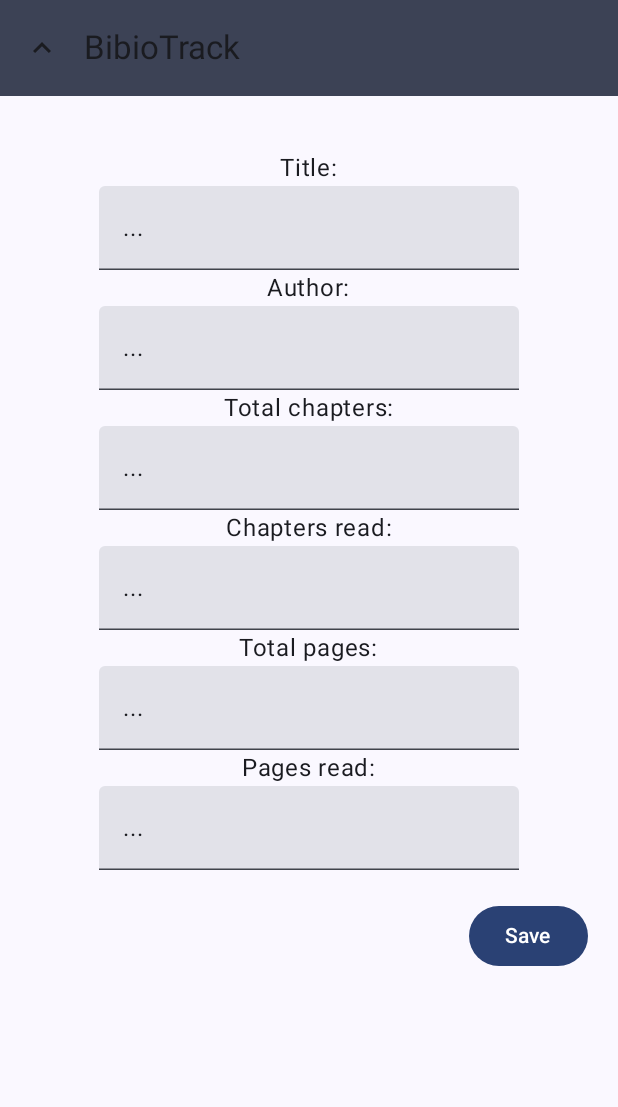
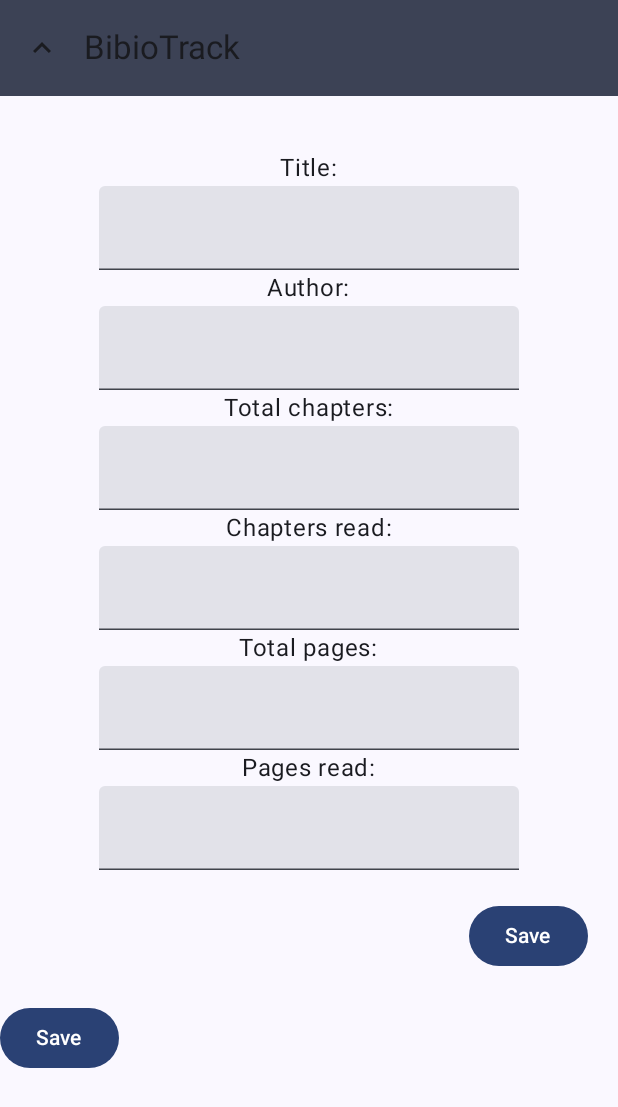
Before and after one commit to Oscarlin0591/BiblioTrack, an Android app built with Jetpack Compose: the AddBookScreen screen opened through its navigation route, on a phone screen of 412 x 824 dp. Shown: the top 1107 px of the screen. Run offline under Robolectric (Android 15) with nearby library versions, the light colour scheme and no system bars.

Commit message:
attempt at addbook functionality

```diff
--- a/app/src/main/java/com/example/bibliotrack/model/BookEntryViewModel.kt
+++ b/app/src/main/java/com/example/bibliotrack/model/BookEntryViewModel.kt
@@ -8,7 +8,7 @@ import com.example.bibliotrack.data.Book
 import com.example.bibliotrack.data.BooksRepository
 import java.util.Date
 
-class BookEntryViewModel(private val booksRepository: BooksRepository) : ViewModel() {
+class BookEntryViewModel(/*private val booksRepository: BooksRepository*/) : ViewModel() {
     var bookUiState by mutableStateOf(BookUiState())
         private set
 
@@ -25,7 +25,7 @@ class BookEntryViewModel(private val booksRepository: BooksRepository) : ViewMod
 
     suspend fun saveBook() {
         if (validateInput()) {
-            booksRepository.insertBook((bookUiState.bookDetails.toBook()))
+            //booksRepository.insertBook((bookUiState.bookDetails.toBook()))
         }
     }
 
--- a/app/src/main/java/com/example/bibliotrack/navigation/AppNavigation.kt
+++ b/app/src/main/java/com/example/bibliotrack/navigation/AppNavigation.kt
@@ -25,6 +25,10 @@ import androidx.navigation.compose.NavHost
 import androidx.navigation.compose.composable
 import androidx.navigation.compose.currentBackStackEntryAsState
 import androidx.navigation.compose.rememberNavController
+import com.example.bibliotrack.data.BookDatabase
+import com.example.bibliotrack.data.BooksRepository
+import com.example.bibliotrack.data.OfflineBooksRepository
+import com.example.bibliotrack.model.BookEntryViewModel
 import com.example.bibliotrack.model.BookViewModel
 import com.example.bibliotrack.screens.AboutScreen
 import com.example.bibliotrack.screens.AddBookScreen
@@ -132,8 +136,10 @@ fun PlainBar(
 @OptIn(ExperimentalAnimationApi::class)
 @Composable
 fun BookNavigation() {
+//    val bookDatabase = BookDatabase = BookDatabase
+//    val offlineBooksRepository: OfflineBooksRepository = OfflineBooksRepository()
     val navController = rememberNavController()
-//    val bookViewModel: BookViewModel = viewModel()
+    val bookEntryViewModel: BookEntryViewModel = viewModel()
 //    bookViewModel.getData()
 
     NavHost(
@@ -178,7 +184,8 @@ fun BookNavigation() {
 
         composable(AppScreens.AddBookScreen.name) {
             AddBookScreen(
-                navController = navController
+                navController = navController,
+                bookEntryViewModel = bookEntryViewModel
             )
         }
     }
--- a/app/src/main/java/com/example/bibliotrack/screens/AddBookScreen.kt
+++ b/app/src/main/java/com/example/bibliotrack/screens/AddBookScreen.kt
@@ -10,25 +10,33 @@ import androidx.compose.material3.Scaffold
 import androidx.compose.material3.Text
 import androidx.compose.material3.TextField
 import androidx.compose.runtime.Composable
+import androidx.compose.runtime.rememberCoroutineScope
 import androidx.compose.ui.Alignment
 import androidx.compose.ui.Modifier
 import androidx.compose.ui.platform.LocalContext
 import androidx.compose.ui.tooling.preview.Preview
 import androidx.compose.ui.unit.dp
+import androidx.lifecycle.viewmodel.compose.viewModel
 import androidx.navigation.NavController
 import com.example.bibliotrack.MyApp
+import com.example.bibliotrack.model.BookDetails
+import com.example.bibliotrack.model.BookEntryViewModel
+import com.example.bibliotrack.model.BookUiState
 import com.example.bibliotrack.model.BookViewModel
 import com.example.bibliotrack.navigation.AppBar
 import com.example.bibliotrack.navigation.AppScreens
 import com.example.bibliotrack.navigation.PlainBar
+import kotlinx.coroutines.launch
+import java.util.Date
 
 @SuppressLint("UnusedMaterial3ScaffoldPaddingParameter")
 @ExperimentalAnimationApi
 @Composable
 fun AddBookScreen(
     navController: NavController,
-    //bookViewModel: BookViewModel
+    bookEntryViewModel: BookEntryViewModel
 ){
+    val coroutineScope = rememberCoroutineScope()
     Scaffold(
         topBar = {
             PlainBar(
@@ -44,28 +52,85 @@ fun AddBookScreen(
         //containerColor = bookViewModel.backgroundColor
 
     ) {
+        BookEntryBody(
+            bookUiState = bookEntryViewModel.bookUiState,
+            onBookValueChange = bookEntryViewModel::updateUiState,
+            onSaveClick = {
+                coroutineScope.launch {
+                    bookEntryViewModel.saveBook()
+                }
+            }
+        )
+    }
+}
+
+@Composable
+fun BookForm(
+    bookDetails: BookDetails,
+    onValueChange: (BookDetails) -> Unit = {},
+    modifier: Modifier
+){
+
     Column (horizontalAlignment = Alignment.CenterHorizontally, modifier = Modifier.fillMaxWidth().padding(top = 100.dp)){
         Text("Title:")
-            TextField("...", onValueChange = {})
+        TextField(
+            value = bookDetails.title,
+            onValueChange = {onValueChange(bookDetails.copy(title = it))},
+        )
 
         Text("Author:")
-            TextField("...", onValueChange = {})
+        TextField(
+            value = bookDetails.author,
+            onValueChange = {onValueChange(bookDetails.copy(author = it))},
+        )
 
         Text("Total chapters:")
-            TextField("...", onValueChange = {})
+        TextField(
+            value = bookDetails.chapters,
+            onValueChange = {onValueChange(bookDetails.copy(chapters = it))},
+        )
 
         Text("Chapters read:")
-            TextField("...", onValueChange = {})
+        TextField(
+            value = bookDetails.chaptersRead,
+            onValueChange = {onValueChange(bookDetails.copy(chaptersRead = it))},
+        )
 
         Text("Total pages:")
-            TextField("...", onValueChange = {})
+        TextField(
+            value = bookDetails.pages,
+            onValueChange = {onValueChange(bookDetails.copy(pages = it))},
+        )
 
         Text("Pages read:")
-            TextField("...", onValueChange = {})
+        TextField(
+            value = bookDetails.pagesRead,
+            onValueChange = {onValueChange(bookDetails.copy(pagesRead = it))},
+        )
 
         Button(onClick = {}, modifier = Modifier.align(Alignment.End).padding(20.dp)) {
             Text("Save")
         }
+    }
+}
+
+@Composable
+fun BookEntryBody(
+    bookUiState: BookUiState,
+    onBookValueChange: (BookDetails) -> Unit,
+    onSaveClick: () -> Unit,
+    modifier: Modifier = Modifier
+){
+    Column() {
+        BookForm(
+            bookDetails = bookUiState.bookDetails,
+            onValueChange = onBookValueChange,
+            modifier = Modifier.fillMaxWidth()
+        )
+        Button(
+            onClick = onSaveClick
+        ) {
+            Text("Save")
         }
     }
 }
@@ -75,6 +140,10 @@ fun AddBookScreen(
 @Composable
 fun GreetingPreview() {
     MyApp {
-//        AddBookScreen()
+        BookEntryBody(bookUiState = BookUiState(
+            BookDetails(
+                title = "something", author = "man", chapters = "4", chaptersRead = "3", pagesRead = "4", pages = "9", id = 1, finished = "true", rating = "1", createdAt = Date()
+            )
+        ), onBookValueChange = {}, onSaveClick = {})
     }
 }
--- a/app/src/main/java/com/example/bibliotrack/screens/BookListScreen.kt
+++ b/app/src/main/java/com/example/bibliotrack/screens/BookListScreen.kt
@@ -38,6 +38,7 @@ import androidx.navigation.NavController
 import com.example.bibliotrack.data.Book
 import com.example.bibliotrack.navigation.AppBar
 import com.example.bibliotrack.navigation.AppScreens
+import java.util.Date
 
 @SuppressLint("UnusedMaterial3ScaffoldPaddingParameter")
 @OptIn(ExperimentalMaterial3Api::class)
@@ -47,8 +48,8 @@ fun BookListScreen(
 //    bookViewModel: BookViewModel
 ) {
     val bookList = listOf(
-        Book(id=1, title="Title 1", author ="Author 1", finished = false),
-        Book(id=2, title="Title 2", author ="Author 1", finished = false)
+        Book(id=1, title="Title 1", author ="Author 1", chapters = 1, chaptersRead = 3, pagesRead = 3, pages = 30, rating = 2.0, createdAt = Date(), finished = false),
+        Book(id=2, title="Title 2", author ="Author 1", chapters = 1, chaptersRead = 3, pagesRead = 3, pages = 30, rating = 2.0, createdAt = Date(), finished = false),
     )
     Scaffold(
         topBar = { //top app bar
```
Lines whose indentation alone changed are shown as unchanged.
